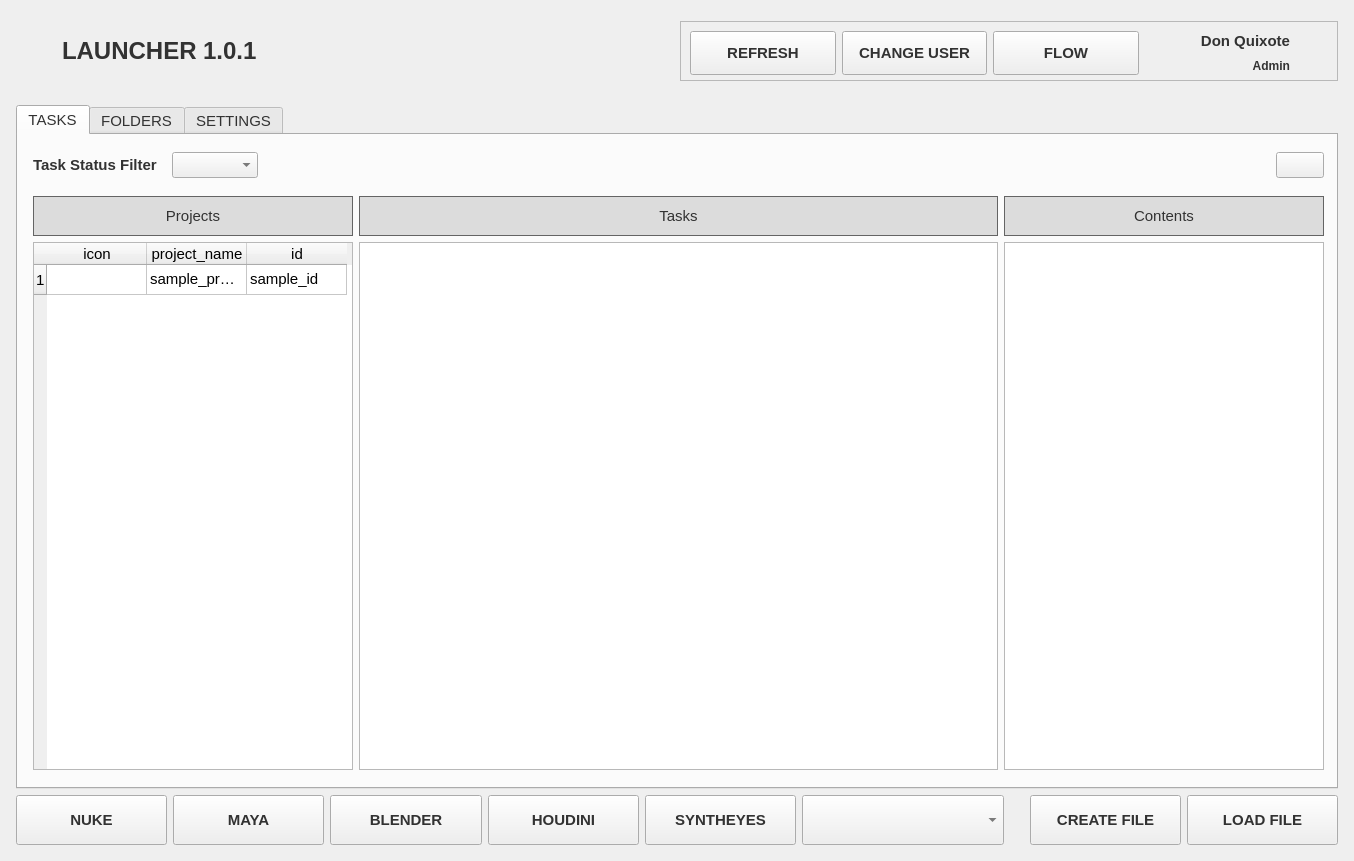
Before: the Qt Designer form flow_launch.ui in mrwolfpipeline/flower, drawn with Qt 5.
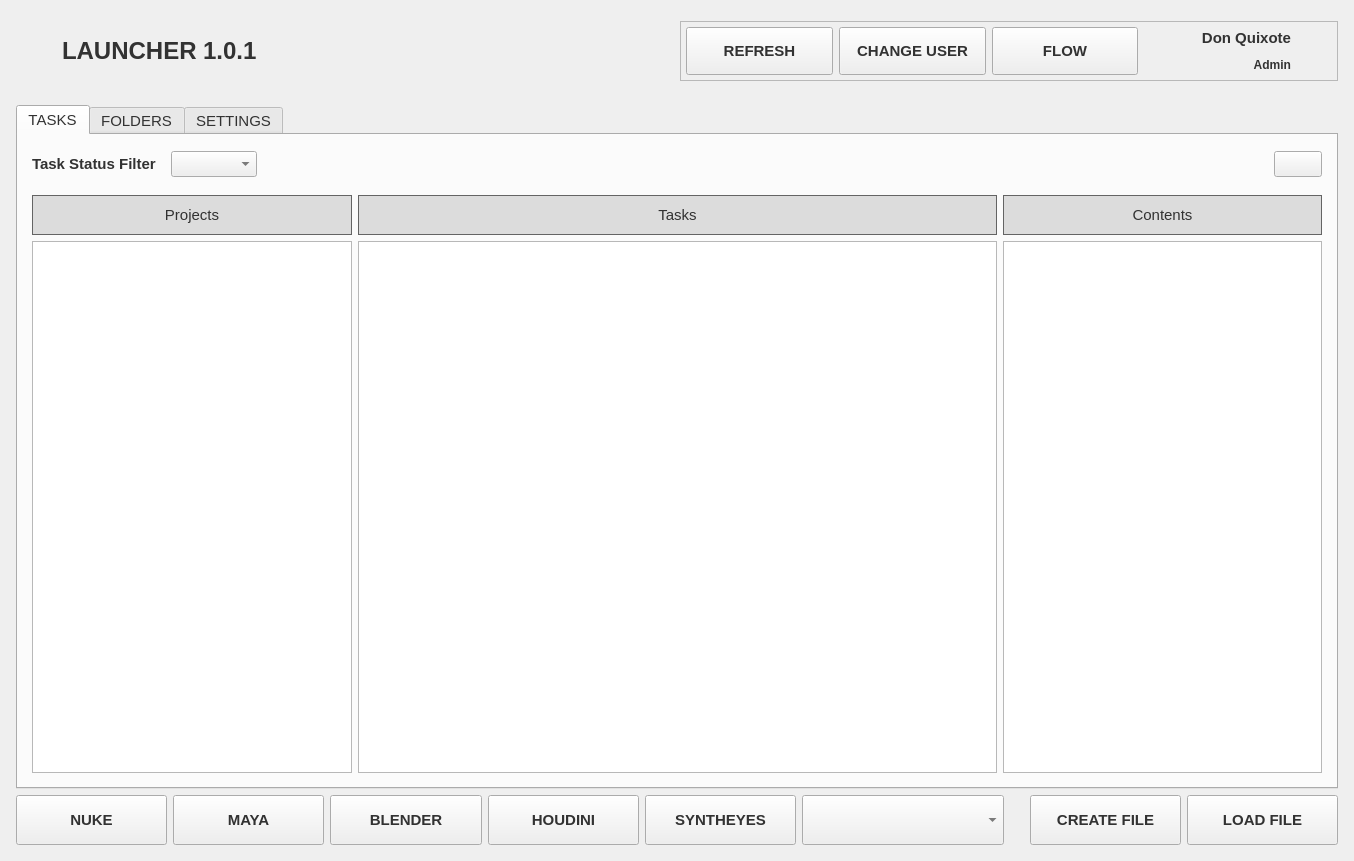
After: the same form once the commit is applied. The open tabs and pages were chosen to show the change. Icons and pictures are not drawn. Custom widgets are drawn as their Qt base class.

Commit message: ui updates. fixed layout stretching issues. better margining. defined widget layouts in desiger

Diff of the .ui file:
```diff
--- a/flow_launch.ui
+++ b/flow_launch.ui
@@ -43,7 +43,7 @@
   </property>
   <layout class="QGridLayout" name="gridLayout_3" rowstretch="1" columnstretch="0" rowminimumheight="0">
    <item row="0" column="0">
-    <layout class="QVBoxLayout" name="verticalLayout" stretch="2,0,20,0">
+    <layout class="QVBoxLayout" name="verticalLayout" stretch="2,0,0,0">
      <property name="sizeConstraint">
       <enum>QLayout::SetDefaultConstraint</enum>
      </property>
@@ -169,30 +169,38 @@
          <property name="frameShadow">
           <enum>QFrame::Raised</enum>
          </property>
-         <widget class="QWidget" name="horizontalLayoutWidget">
-          <property name="geometry">
-           <rect>
-            <x>0</x>
-            <y>0</y>
-            <width>661</width>
-            <height>64</height>
-           </rect>
+         <layout class="QHBoxLayout" name="horizontalLayout_8">
+          <property name="leftMargin">
+           <number>5</number>
           </property>
+          <property name="topMargin">
+           <number>5</number>
+          </property>
+          <property name="rightMargin">
+           <number>5</number>
+          </property>
+          <property name="bottomMargin">
+           <number>5</number>
+          </property>
+          <item>
           <layout class="QHBoxLayout" name="horizontalLayout_5">
+            <property name="spacing">
+             <number>6</number>
+            </property>
            <property name="sizeConstraint">
             <enum>QLayout::SetDefaultConstraint</enum>
            </property>
            <property name="leftMargin">
-            <number>10</number>
+             <number>0</number>
            </property>
            <property name="topMargin">
-            <number>10</number>
+             <number>0</number>
            </property>
            <property name="rightMargin">
-            <number>10</number>
+             <number>0</number>
            </property>
            <property name="bottomMargin">
-            <number>10</number>
+             <number>0</number>
            </property>
            <item>
             <widget class="QPushButton" name="buttonRefresh">
@@ -349,7 +357,8 @@
             </widget>
            </item>
           </layout>
-         </widget>
+          </item>
+         </layout>
         </widget>
        </item>
       </layout>
@@ -373,9 +382,9 @@
      <item>
       <widget class="QTabWidget" name="appTabs">
        <property name="sizePolicy">
-        <sizepolicy hsizetype="Preferred" vsizetype="Preferred">
-         <horstretch>0</horstretch>
-         <verstretch>0</verstretch>
+        <sizepolicy hsizetype="Expanding" vsizetype="Expanding">
+         <horstretch>1</horstretch>
+         <verstretch>1</verstretch>
         </sizepolicy>
        </property>
        <property name="font">
@@ -396,6 +405,12 @@
         </size>
        </property>
        <widget class="QWidget" name="tasksTab">
+        <property name="sizePolicy">
+         <sizepolicy hsizetype="Expanding" vsizetype="Expanding">
+          <horstretch>1</horstretch>
+          <verstretch>1</verstretch>
+         </sizepolicy>
+        </property>
         <property name="font">
          <font>
           <pointsize>11</pointsize>
@@ -404,21 +419,17 @@
         <attribute name="title">
          <string>TASKS</string>
         </attribute>
-        <widget class="QWidget" name="verticalLayoutWidget">
-         <property name="geometry">
-          <rect>
-           <x>10</x>
-           <y>10</y>
-           <width>1301</width>
-           <height>660</height>
-          </rect>
-         </property>
-         <layout class="QVBoxLayout" name="verticalLayout_4" stretch="0,1">
+        <layout class="QVBoxLayout" name="verticalLayout_15">
+         <item>
+          <layout class="QVBoxLayout" name="verticalLayout_4" stretch="0,0">
+           <property name="spacing">
+            <number>6</number>
+           </property>
           <property name="sizeConstraint">
            <enum>QLayout::SetDefaultConstraint</enum>
           </property>
           <property name="bottomMargin">
-           <number>30</number>
+            <number>0</number>
           </property>
           <item>
            <layout class="QHBoxLayout" name="tabTopRow">
@@ -532,18 +543,30 @@
              <number>5</number>
             </property>
             <item>
-             <layout class="QVBoxLayout" name="verticalLayout_10">
+              <layout class="QVBoxLayout" name="verticalLayout_10" stretch="0,0">
               <property name="spacing">
                <number>6</number>
               </property>
               <item>
                <widget class="QLabel" name="labelTasksProjects">
+                 <property name="sizePolicy">
+                  <sizepolicy hsizetype="Preferred" vsizetype="Preferred">
+                   <horstretch>1</horstretch>
+                   <verstretch>1</verstretch>
+                  </sizepolicy>
+                 </property>
                 <property name="minimumSize">
                  <size>
                   <width>0</width>
                   <height>40</height>
                  </size>
                 </property>
+                 <property name="maximumSize">
+                  <size>
+                   <width>16777215</width>
+                   <height>40</height>
+                  </size>
+                 </property>
                 <property name="font">
                  <font>
                   <pointsize>11</pointsize>
@@ -567,9 +590,9 @@
               <item>
                <widget class="QTableWidget" name="tableTaskProjects">
                 <property name="sizePolicy">
-                 <sizepolicy hsizetype="Expanding" vsizetype="Expanding">
-                  <horstretch>0</horstretch>
-                  <verstretch>0</verstretch>
+                  <sizepolicy hsizetype="Preferred" vsizetype="Preferred">
+                   <horstretch>1</horstretch>
+                   <verstretch>1</verstretch>
                  </sizepolicy>
                 </property>
                 <property name="minimumSize">
@@ -578,49 +601,6 @@
                   <height>523</height>
                  </size>
                 </property>
-                <row>
-                 <property name="text">
-                  <string>1</string>
-                 </property>
-                </row>
-                <column>
-                 <property name="text">
-                  <string>icon</string>
-                 </property>
-                </column>
-                <column>
-                 <property name="text">
-                  <string>project_name</string>
-                 </property>
-                </column>
-                <column>
-                 <property name="text">
-                  <string>id</string>
-                 </property>
-                </column>
-                <item row="0" column="0">
-                 <property name="text">
-                  <string/>
-                 </property>
-                 <property name="textAlignment">
-                  <set>AlignCenter</set>
-                 </property>
-                 <property name="icon">
-                  <iconset>
-                   <selectedon>ui/images/application_icon.png</selectedon>
-                  </iconset>
-                 </property>
-                </item>
-                <item row="0" column="1">
-                 <property name="text">
-                  <string>sample_project</string>
-                 </property>
-                </item>
-                <item row="0" column="2">
-                 <property name="text">
-                  <string>sample_id</string>
-                 </property>
-                </item>
                </widget>
               </item>
              </layout>
@@ -629,12 +609,24 @@
              <layout class="QVBoxLayout" name="verticalLayout_12">
               <item>
                <widget class="QLabel" name="labelTasksTasks">
+                 <property name="sizePolicy">
+                  <sizepolicy hsizetype="Preferred" vsizetype="Preferred">
+                   <horstretch>1</horstretch>
+                   <verstretch>1</verstretch>
+                  </sizepolicy>
+                 </property>
                 <property name="minimumSize">
                  <size>
                   <width>0</width>
                   <height>40</height>
                  </size>
                 </property>
+                 <property name="maximumSize">
+                  <size>
+                   <width>16777215</width>
+                   <height>40</height>
+                  </size>
+                 </property>
                 <property name="font">
                  <font>
                   <pointsize>11</pointsize>
@@ -656,20 +648,39 @@
                </widget>
               </item>
               <item>
-               <widget class="QTableWidget" name="tableTasks"/>
+                <widget class="QTableWidget" name="tableTasks">
+                 <property name="sizePolicy">
+                  <sizepolicy hsizetype="Preferred" vsizetype="Expanding">
+                   <horstretch>1</horstretch>
+                   <verstretch>1</verstretch>
+                  </sizepolicy>
+                 </property>
+                </widget>
               </item>
              </layout>
             </item>
             <item>
-             <layout class="QVBoxLayout" name="verticalLayout_13">
+              <layout class="QVBoxLayout" name="verticalLayout_13" stretch="0,0">
               <item>
                <widget class="QLabel" name="labelTasksContents">
+                 <property name="sizePolicy">
+                  <sizepolicy hsizetype="Preferred" vsizetype="Preferred">
+                   <horstretch>1</horstretch>
+                   <verstretch>1</verstretch>
+                  </sizepolicy>
+                 </property>
                 <property name="minimumSize">
                  <size>
                   <width>0</width>
                   <height>40</height>
                  </size>
                 </property>
+                 <property name="maximumSize">
+                  <size>
+                   <width>16777215</width>
+                   <height>40</height>
+                  </size>
+                 </property>
                 <property name="font">
                  <font>
                   <pointsize>11</pointsize>
@@ -691,14 +702,22 @@
                </widget>
               </item>
               <item>
-               <widget class="QListWidget" name="listTasksContents"/>
-              </item>
-             </layout>
-            </item>
-           </layout>
-          </item>
-         </layout>
-        </widget>
+                <widget class="QListWidget" name="listTasksContents">
+                 <property name="sizePolicy">
+                  <sizepolicy hsizetype="Preferred" vsizetype="Preferred">
+                   <horstretch>1</horstretch>
+                   <verstretch>1</verstretch>
+                  </sizepolicy>
+                 </property>
+                </widget>
+               </item>
+              </layout>
+             </item>
+            </layout>
+           </item>
+          </layout>
+         </item>
+        </layout>
        </widget>
        <widget class="QWidget" name="folderTab">
         <property name="enabled">
```
Left out of the diff: 47 changed lines with no effect on the pictures. Lines whose indentation alone changed are shown as unchanged. The commit also changes 7 other files.
